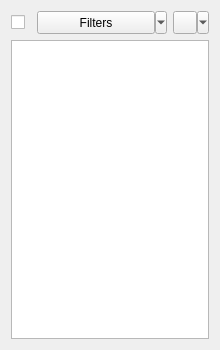
Old version of the form src/Mod/Sketcher/Gui/TaskSketcherElements.ui in the repository southseact-3d/fcd.
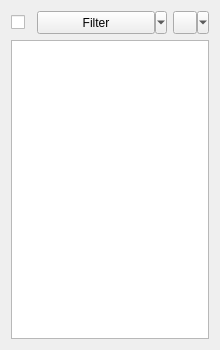
New version of the form. Icons and pictures are not drawn. Custom widgets are drawn as their Qt base class.

What changed in the file:
```diff
--- a/src/Mod/Sketcher/Gui/TaskSketcherElements.ui
+++ b/src/Mod/Sketcher/Gui/TaskSketcherElements.ui
@@ -62,7 +62,7 @@
         <string notr="true">padding-left: 0px; margin-left: 0px</string>
        </property>
        <property name="text">
-        <string>Filters</string>
+        <string>Filter</string>
        </property>
        <property name="popupMode">
         <enum>QToolButton::MenuButtonPopup</enum>
```
Left out of the diff: 4 changed lines with no effect on the pictures.
